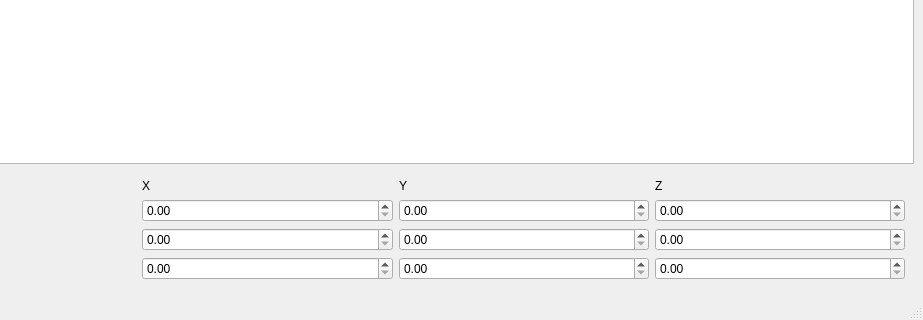
fedorevgr/bmstu-OOP, file LAB1-3D-Viewer/mainwindow.ui: the form before one commit; both pictures show x 132 to 1055 and y 493 to 813 of the 1055 by 813 pixel window.
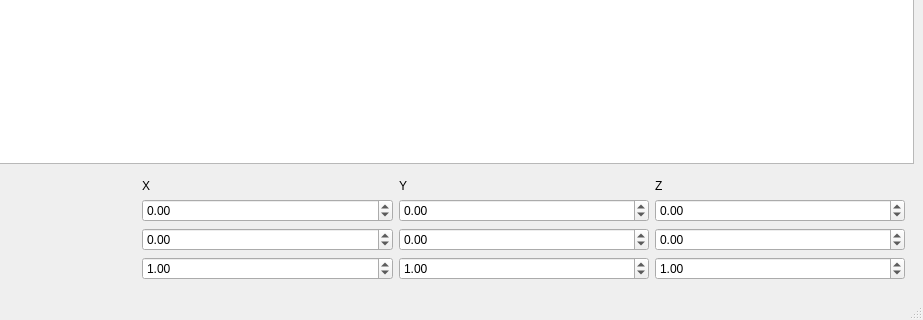
The form after the commit.

Patch:
```diff
--- a/LAB1-3D-Viewer/mainwindow.ui
+++ b/LAB1-3D-Viewer/mainwindow.ui
@@ -34,7 +34,14 @@
      <widget class="QWidget" name="panelWidget" native="true">
       <layout class="QGridLayout" name="gridLayout">
        <item row="2" column="1">
-        <widget class="QDoubleSpinBox" name="rotX"/>
+        <widget class="QDoubleSpinBox" name="rotX">
+         <property name="minimum">
+          <double>-1000.000000000000000</double>
+         </property>
+         <property name="maximum">
+          <double>1000.000000000000000</double>
+         </property>
+        </widget>
        </item>
        <item row="0" column="3">
         <widget class="QLabel" name="zLabel">
@@ -71,28 +78,84 @@
         </widget>
        </item>
        <item row="1" column="1">
-        <widget class="QDoubleSpinBox" name="posX"/>
+        <widget class="QDoubleSpinBox" name="posX">
+         <property name="minimum">
+          <double>-1000.000000000000000</double>
+         </property>
+         <property name="maximum">
+          <double>1000.000000000000000</double>
+         </property>
+        </widget>
        </item>
        <item row="3" column="1">
-        <widget class="QDoubleSpinBox" name="scaleX"/>
+        <widget class="QDoubleSpinBox" name="scaleX">
+         <property name="maximum">
+          <double>100.000000000000000</double>
+         </property>
+         <property name="value">
+          <double>1.000000000000000</double>
+         </property>
+        </widget>
        </item>
        <item row="1" column="2">
-        <widget class="QDoubleSpinBox" name="posY"/>
+        <widget class="QDoubleSpinBox" name="posY">
+         <property name="minimum">
+          <double>-1000.000000000000000</double>
+         </property>
+         <property name="maximum">
+          <double>1000.000000000000000</double>
+         </property>
+        </widget>
        </item>
        <item row="2" column="2">
-        <widget class="QDoubleSpinBox" name="rotY"/>
+        <widget class="QDoubleSpinBox" name="rotY">
+         <property name="minimum">
+          <double>-1000.000000000000000</double>
+         </property>
+         <property name="maximum">
+          <double>1000.000000000000000</double>
+         </property>
+        </widget>
        </item>
        <item row="3" column="2">
-        <widget class="QDoubleSpinBox" name="scaleY"/>
+        <widget class="QDoubleSpinBox" name="scaleY">
+         <property name="maximum">
+          <double>100.000000000000000</double>
+         </property>
+         <property name="value">
+          <double>1.000000000000000</double>
+         </property>
+        </widget>
        </item>
        <item row="1" column="3">
-        <widget class="QDoubleSpinBox" name="posZ"/>
+        <widget class="QDoubleSpinBox" name="posZ">
+         <property name="minimum">
+          <double>-1000.000000000000000</double>
+         </property>
+         <property name="maximum">
+          <double>1000.000000000000000</double>
+         </property>
+        </widget>
        </item>
        <item row="2" column="3">
-        <widget class="QDoubleSpinBox" name="rotZ"/>
+        <widget class="QDoubleSpinBox" name="rotZ">
+         <property name="minimum">
+          <double>-1000.000000000000000</double>
+         </property>
+         <property name="maximum">
+          <double>1000.000000000000000</double>
+         </property>
+        </widget>
        </item>
        <item row="3" column="3">
-        <widget class="QDoubleSpinBox" name="scaleZ"/>
+        <widget class="QDoubleSpinBox" name="scaleZ">
+         <property name="maximum">
+          <double>100.000000000000000</double>
+         </property>
+         <property name="value">
+          <double>1.000000000000000</double>
+         </property>
+        </widget>
        </item>
        <item row="1" column="0">
         <widget class="QLabel" name="posLabel">
```
Left out of the diff: 2 changed lines with no effect on the pictures.
